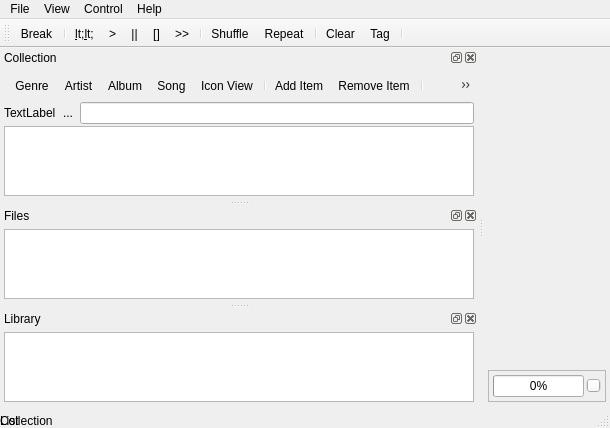
This is src/cuberok.ui in DrMoriarty/cuberok as Qt 5 draws it before an edit. The edited form follows.
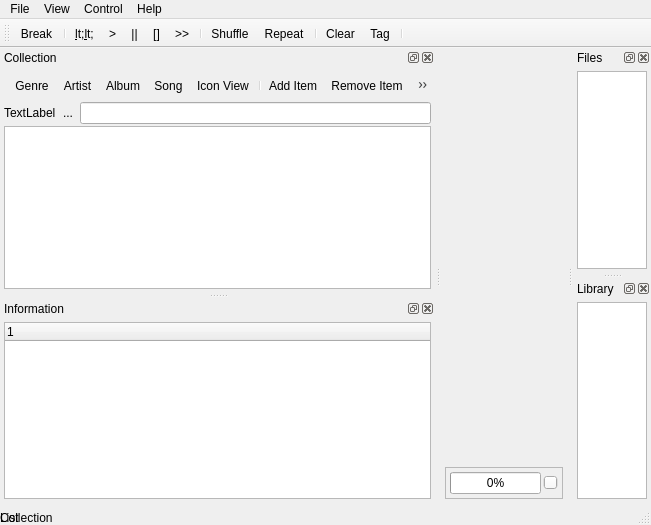
This is the edited form. Icons and pictures are not drawn. Custom widgets are drawn as their Qt base class.

Patch:
```diff
--- a/src/cuberok.ui
+++ b/src/cuberok.ui
@@ -5,8 +5,8 @@
    <rect>
     <x>0</x>
     <y>0</y>
-    <width>610</width>
-    <height>378</height>
+    <width>651</width>
+    <height>525</height>
    </rect>
   </property>
   <property name="windowTitle" >
@@ -279,7 +279,7 @@
     <string>Files</string>
    </property>
    <attribute name="dockWidgetArea" >
-    <number>1</number>
+    <number>2</number>
    </attribute>
    <widget class="QWidget" name="dockWidgetContents2" >
     <layout class="QVBoxLayout" >
@@ -337,7 +337,7 @@
     <string>Library</string>
    </property>
    <attribute name="dockWidgetArea" >
-    <number>1</number>
+    <number>2</number>
    </attribute>
    <widget class="QWidget" name="dockWidgetContents3" >
     <layout class="QVBoxLayout" >
@@ -384,12 +384,69 @@
     </layout>
    </widget>
   </widget>
+  <widget class="QDockWidget" name="dockWidget4" >
+   <property name="windowTitle" >
+    <string>Information</string>
+   </property>
+   <attribute name="dockWidgetArea" >
+    <number>1</number>
+   </attribute>
+   <widget class="QWidget" name="dockWidgetContents4" >
+    <layout class="QVBoxLayout" >
+     <property name="spacing" >
+      <number>4</number>
+     </property>
+     <property name="leftMargin" >
+      <number>4</number>
+     </property>
+     <property name="topMargin" >
+      <number>4</number>
+     </property>
+     <property name="rightMargin" >
+      <number>4</number>
+     </property>
+     <property name="bottomMargin" >
+      <number>4</number>
+     </property>
+     <item>
+      <widget class="InfoWidget" name="infoWidget" >
+       <property name="editTriggers" >
+        <set>QAbstractItemView::NoEditTriggers</set>
+       </property>
+       <property name="iconSize" >
+        <size>
+         <width>128</width>
+         <height>128</height>
+        </size>
+       </property>
+       <property name="verticalScrollMode" >
+        <enum>QAbstractItemView::ScrollPerPixel</enum>
+       </property>
+       <property name="rootIsDecorated" >
+        <bool>false</bool>
+       </property>
+       <property name="animated" >
+        <bool>true</bool>
+       </property>
+       <property name="allColumnsShowFocus" >
+        <bool>true</bool>
+       </property>
+       <column>
+        <property name="text" >
+         <string>1</string>
+        </property>
+       </column>
+      </widget>
+     </item>
+    </layout>
+   </widget>
+  </widget>
   <widget class="QMenuBar" name="menubar" >
    <property name="geometry" >
     <rect>
      <x>0</x>
      <y>0</y>
-     <width>610</width>
+     <width>651</width>
      <height>19</height>
     </rect>
    </property>
@@ -1020,6 +1077,9 @@
    </property>
   </action>
   <action name="actionGetImageFromLastFM" >
+   <property name="enabled" >
+    <bool>false</bool>
+   </property>
    <property name="icon" >
     <iconset resource="resource.qrc" >:/icons/col_art.png</iconset>
    </property>
@@ -1054,6 +1114,11 @@
    <extends>QListView</extends>
    <header>libraryview.h</header>
   </customwidget>
+  <customwidget>
+   <class>InfoWidget</class>
+   <extends>QTreeWidget</extends>
+   <header>infowidget.h</header>
+  </customwidget>
  </customwidgets>
  <resources>
   <include location="resource.qrc" />
```
Left out of the diff: 226 changed lines with no effect on the pictures.
